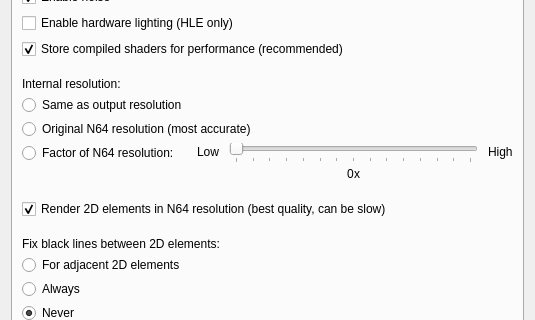
Above: src/GLideNUI/configDialog.ui from gonetz/GLideN64 before the change; both pictures show x 0 to 535 and y 123 to 443 of the 535 by 536 pixel window. Below: the same form after it.
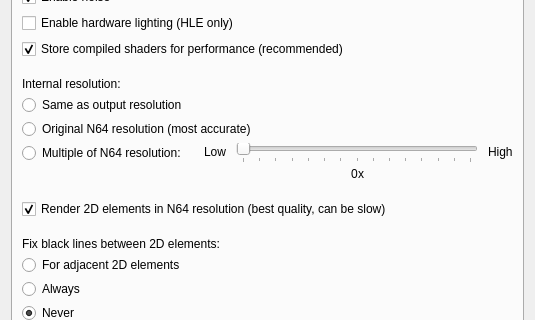
That is the form after the change. The open tabs and pages were chosen to show the change. Icons and pictures are not drawn.

Commit message: Factor of N64 resolution slider is hidden rather than disabled

Patch:
```diff
--- a/src/GLideNUI/configDialog.ui
+++ b/src/GLideNUI/configDialog.ui
@@ -1052,7 +1052,7 @@
              <item alignment="Qt::AlignTop">
               <widget class="QRadioButton" name="factorXxRadioButton">
                <property name="text">
-                <string>Factor of N64 resolution:</string>
+                <string>Multiple of N64 resolution:</string>
                </property>
                <attribute name="buttonGroup">
                 <string notr="true">factorButtonGroup</string>
```
Left out of the diff: 98 changed lines with no effect on the pictures.
